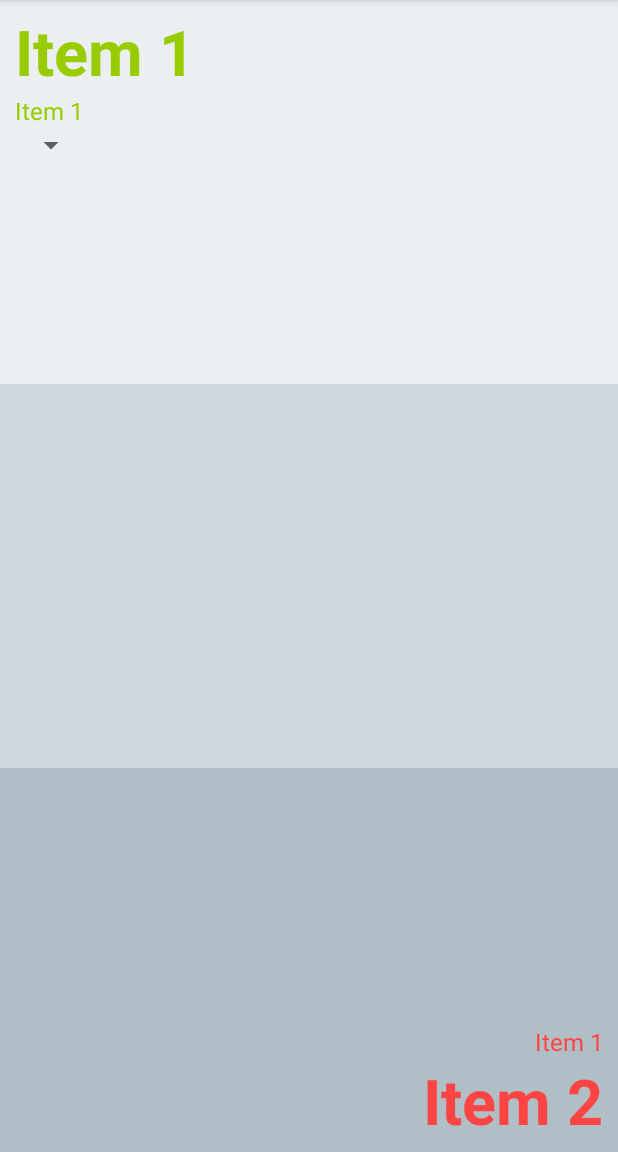
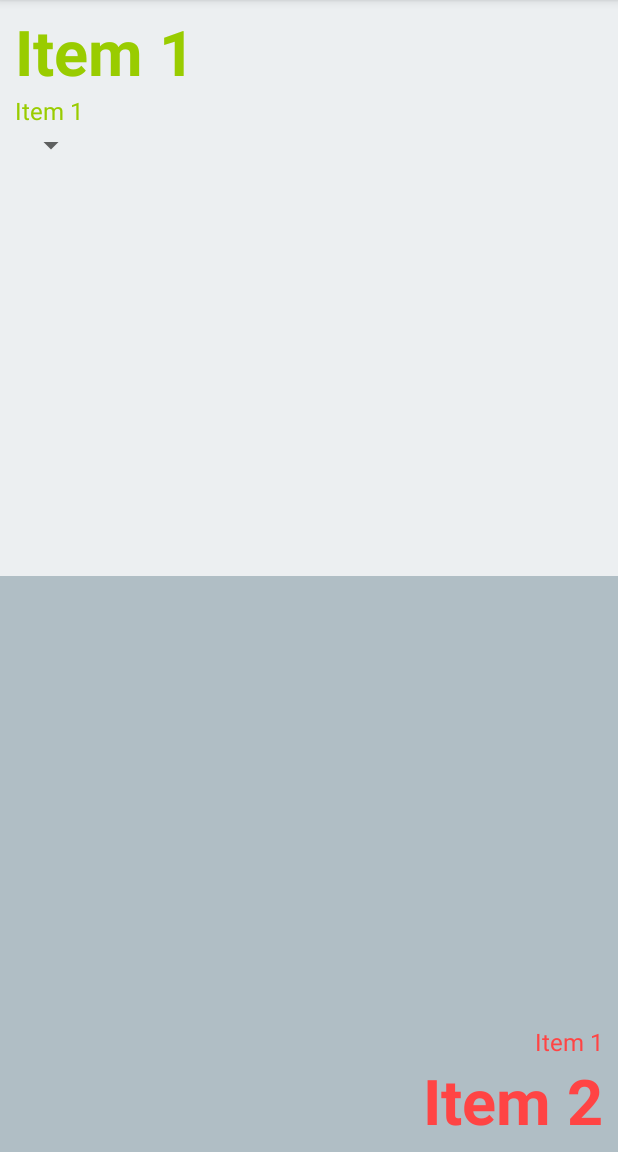
Before and after one commit to dominikkv/hQ-h17, an Android app: the screen it shows after launch (ActCompare), on a phone screen of 412 x 824 dp, the part 84-1236 px from its top. Run offline under Robolectric (Android 15) with nearby library versions, the phone set to English and light mode, and no system bars; libraries missing offline, so code that uses them is left out: com.activeandroid, com.activeandroid.query; 8 statements that could not run were skipped.

Commit message:
wieder zurück auf zwei Reihen

```diff
--- a/Qonverter/app/src/main/res/layout/content_act_compare.xml
+++ b/Qonverter/app/src/main/res/layout/content_act_compare.xml
@@ -83,20 +83,6 @@
         </LinearLayout>
 
         <LinearLayout
-            android:id="@+id/resultLayout"
-            android:orientation="horizontal"
-            android:layout_weight="1"
-            android:layout_height="fill_parent"
-            android:layout_width="fill_parent"
-            android:paddingTop="6dp"
-            android:paddingBottom="6dp"
-            android:paddingLeft="10dp"
-            android:paddingRight="10dp"
-            android:background="@color/colorMainLower" >
-
-        </LinearLayout>
-
-        <LinearLayout
             android:id="@+id/layoutInputLower"
             android:orientation="horizontal"
             android:layout_weight="1"
```
